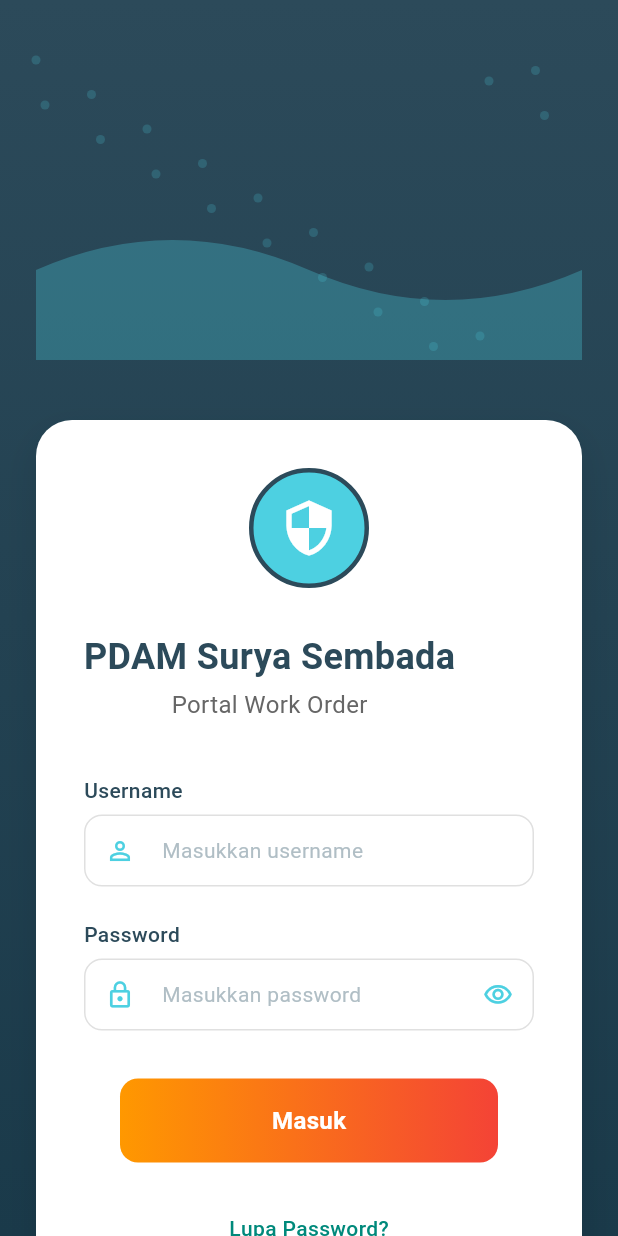
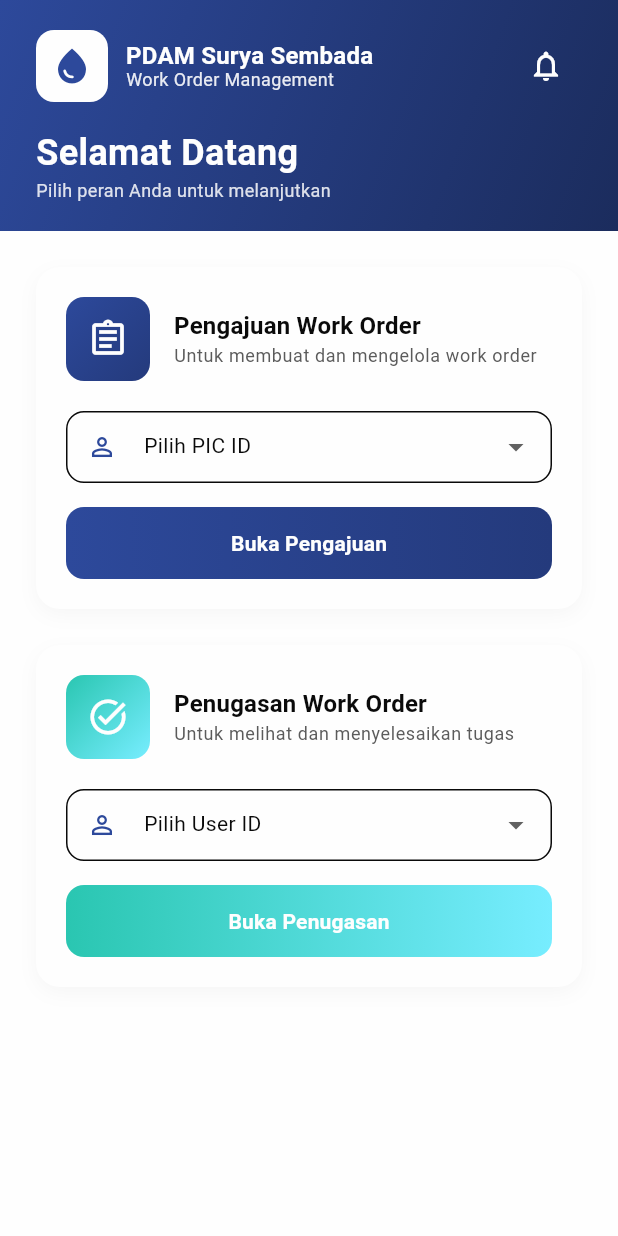
Before and after one commit to IlliyyinAkbar2002/Project-WO-Intern-PDAM-Mobile-Based, a Flutter app: the screen it shows after launch, on a phone screen of 412 x 824 dp. Run offline on Flutter 3.47's test engine with Material 3 defaults, Android fonts, the phone set to English and light mode, and no system bars; our stand-ins replace another_flushbar, dio, equatable, flutter_bloc, flutter_dotenv, geolocator and 6 more; accounts and stored records are empty.

Commit message:
Phase create landing page

```diff
--- /dev/null
+++ b/lib/feature/work_order/presentation/pages/landing_page.dart
@@ -0,0 +1,48 @@
+import 'package:flutter/material.dart';
+import 'package:mobile_intern_pdam/config/theme/app_color.dart';
+import 'package:mobile_intern_pdam/core/widget/app_state_page.dart';
+import 'package:mobile_intern_pdam/feature/work_order/presentation/pages/assignee_page/assignee_work_order_page.dart';
+import 'package:mobile_intern_pdam/feature/work_order/presentation/pages/assigner_page/assigner_work_order_page.dart';
+
+part 'widgets/_landing_page_header.dart';
+part 'widgets/_landing_page_body.dart';
+part 'widgets/_role_selector.dart';
+part 'widgets/_navigation_card.dart';
+
+class LandingPage extends StatefulWidget {
+  const LandingPage({super.key});
+
+  @override
+  State<LandingPage> createState() => _LandingPageState();
+}
+
+class _LandingPageState extends AppStatePage<LandingPage> {
+  int? _selectedPicId;
+  int? _selectedUserId;
+
+  @override
+  Widget buildPage(BuildContext context) {
+    return Scaffold(
+      backgroundColor: _colors.background[100],
+      body: SafeArea(
+        child: Column(
+          children: [
+            _LandingPageHeader(),
+            Expanded(
+              child: _LandingPageBody(
+                selectedPicId: _selectedPicId,
+                selectedUserId: _selectedUserId,
+                onPicIdChanged: (value) =>
+                    setState(() => _selectedPicId = value),
+                onUserIdChanged: (value) =>
+                    setState(() => _selectedUserId = value),
+              ),
+            ),
+          ],
+        ),
+      ),
+    );
+  }
+
+  AppColor get _colors => Theme.of(context).extension<AppColor>()!;
+}
--- a/lib/feature/work_order/presentation/pages/login.dart
+++ b/lib/feature/work_order/presentation/pages/login.dart
@@ -4,7 +4,7 @@ import 'package:flutter/services.dart';
 import 'package:mobile_intern_pdam/core/resource/data_state.dart';
 import 'package:mobile_intern_pdam/core/utils/auth_storage.dart';
 import 'package:mobile_intern_pdam/feature/work_order/data/data_source/remote/auth_remote_data_source.dart';
-import 'package:mobile_intern_pdam/feature/work_order/presentation/pages/root_page.dart';
+import 'package:mobile_intern_pdam/feature/work_order/presentation/pages/landing_page.dart';
 
 class LoginPage extends StatefulWidget {
   const LoginPage({super.key});
@@ -412,7 +412,7 @@ class _LoginPageState extends State<LoginPage> {
 
           // Navigate to main page
           Navigator.of(context).pushReplacement(
-            MaterialPageRoute(builder: (context) => const RootPage()),
+            MaterialPageRoute(builder: (context) => const LandingPage()),
           );
         } else if (result is DataFailed) {
           // Handle login failure
--- /dev/null
+++ b/lib/feature/work_order/presentation/pages/widgets/_landing_page_body.dart
@@ -0,0 +1,90 @@
+part of '../landing_page.dart';
+
+class _LandingPageBody extends StatelessWidget {
+  final int? selectedPicId;
+  final int? selectedUserId;
+  final ValueChanged<int?> onPicIdChanged;
+  final ValueChanged<int?> onUserIdChanged;
+
+  const _LandingPageBody({
+    required this.selectedPicId,
+    required this.selectedUserId,
+    required this.onPicIdChanged,
+    required this.onUserIdChanged,
+  });
+
+  @override
+  Widget build(BuildContext context) {
+    final colors = Theme.of(context).extension<AppColor>()!;
+
+    return SingleChildScrollView(
+      padding: const EdgeInsets.all(24),
+      child: Column(
+        crossAxisAlignment: CrossAxisAlignment.start,
+        children: [
+          _RoleSelector(
+            title: 'Pengajuan Work Order',
+            description: 'Untuk membuat dan mengelola work order',
+            icon: Icons.assignment_outlined,
+            selectedId: selectedPicId,
+            idList: [1, 2, 3],
+            onIdChanged: onPicIdChanged,
+            dropdownLabel: 'Pilih PIC ID',
+            buttonLabel: 'Buka Pengajuan',
+            gradientColors: [colors.primary[500]!, colors.primary[600]!],
+            onNavigate: () {
+              if (selectedPicId == null) {
+                ScaffoldMessenger.of(context).showSnackBar(
+                  SnackBar(
+                    content: const Text('Silakan pilih PIC ID terlebih dahulu'),
+                    backgroundColor: colors.warning,
+                  ),
+                );
+                return;
+              }
+              Navigator.push(
+                context,
+                MaterialPageRoute(
+                  builder: (context) =>
+                      AssignerWorkOrderPage(picId: selectedPicId!),
+                ),
+              );
+            },
+          ),
+          const SizedBox(height: 24),
+          _RoleSelector(
+            title: 'Penugasan Work Order',
+            description: 'Untuk melihat dan menyelesaikan tugas',
+            icon: Icons.task_alt_outlined,
+            selectedId: selectedUserId,
+            idList: [1, 2, 3, 4, 5, 6, 7, 8, 9, 10],
+            onIdChanged: onUserIdChanged,
+            dropdownLabel: 'Pilih User ID',
+            buttonLabel: 'Buka Penugasan',
+            gradientColors: [colors.status[7]!, colors.status[8]!],
+            onNavigate: () {
+              if (selectedUserId == null) {
+                ScaffoldMessenger.of(context).showSnackBar(
+                  SnackBar(
+                    content: const Text(
+                      'Silakan pilih User ID terlebih dahulu',
+                    ),
+                    backgroundColor: colors.warning,
+                  ),
+                );
+                return;
+              }
+              Navigator.push(
+                context,
+                MaterialPageRoute(
+                  builder: (context) =>
+                      AssigneeWorkOrderPage(userId: selectedUserId!),
+                ),
+              );
+            },
+          ),
+        ],
+      ),
+    );
+  }
+}
--- /dev/null
+++ b/lib/feature/work_order/presentation/pages/widgets/_landing_page_header.dart
@@ -0,0 +1,89 @@
+part of '../landing_page.dart';
+
+class _LandingPageHeader extends StatelessWidget {
+  const _LandingPageHeader();
+
+  @override
+  Widget build(BuildContext context) {
+    final colors = Theme.of(context).extension<AppColor>()!;
+    final textTheme = Theme.of(context).textTheme;
+
+    return Container(
+      width: double.infinity,
+      padding: const EdgeInsets.symmetric(horizontal: 24, vertical: 20),
+      decoration: BoxDecoration(
+        gradient: LinearGradient(
+          begin: Alignment.topLeft,
+          end: Alignment.bottomRight,
+          colors: [colors.primary[500]!, colors.primary[700]!],
+        ),
+      ),
+      child: Column(
+        crossAxisAlignment: CrossAxisAlignment.start,
+        children: [
+          Row(
+            children: [
+              Container(
+                width: 48,
+                height: 48,
+                decoration: BoxDecoration(
+                  color: colors.background[100],
+                  borderRadius: BorderRadius.circular(12),
+                ),
+                child: Icon(
+                  Icons.water_drop,
+                  color: colors.primary[500],
+                  size: 28,
+                ),
+              ),
+              const SizedBox(width: 12),
+              Expanded(
+                child: Column(
+                  crossAxisAlignment: CrossAxisAlignment.start,
+                  children: [
+                    Text(
+                      'PDAM Surya Sembada',
+                      style: textTheme.titleLarge?.copyWith(
+                        color: colors.background[100],
+                        fontWeight: FontWeight.bold,
+                      ),
+                    ),
+                    Text(
+                      'Work Order Management',
+                      style: textTheme.bodyMedium?.copyWith(
+                        color: colors.background[100]!.withOpacity(0.9),
+                      ),
+                    ),
+                  ],
+                ),
+              ),
+              IconButton(
+                onPressed: () {},
+                icon: Icon(
+                  Icons.notifications_outlined,
+                  color: colors.background[100],
+                ),
+              ),
+            ],
+          ),
+          const SizedBox(height: 20),
+          Text(
+            'Selamat Datang',
+            style: textTheme.headlineLarge?.copyWith(
+              color: colors.background[100],
+              fontWeight: FontWeight.bold,
+              fontSize: 24,
+            ),
+          ),
+          const SizedBox(height: 4),
+          Text(
+            'Pilih peran Anda untuk melanjutkan',
+            style: textTheme.bodyMedium?.copyWith(
+              color: colors.background[100]!.withOpacity(0.85),
+            ),
+          ),
+        ],
+      ),
+    );
+  }
+}
--- /dev/null
+++ b/lib/feature/work_order/presentation/pages/widgets/_navigation_card.dart
@@ -0,0 +1,68 @@
+part of '../landing_page.dart';
+
+/// Navigation card widget for homepage shortcuts
+class _NavigationCard extends StatelessWidget {
+  final String title;
+  final String subtitle;
+  final IconData icon;
+  final List<Color> gradientColors;
+  final VoidCallback onTap;
+
+  const _NavigationCard({
+    required this.title,
+    required this.subtitle,
+    required this.icon,
+    required this.gradientColors,
+    required this.onTap,
+  });
+
+  @override
+  Widget build(BuildContext context) {
+    final colors = Theme.of(context).extension<AppColor>()!;
+    final textTheme = Theme.of(context).textTheme;
+
+    return InkWell(
+      onTap: onTap,
+      borderRadius: BorderRadius.circular(16),
+      child: Container(
+        padding: const EdgeInsets.all(20),
+        decoration: BoxDecoration(
+          gradient: LinearGradient(
+            begin: Alignment.topLeft,
+            end: Alignment.bottomRight,
+            colors: gradientColors,
+          ),
+          borderRadius: BorderRadius.circular(16),
+          boxShadow: [
+            BoxShadow(
+              color: gradientColors.first.withOpacity(0.3),
+              blurRadius: 8,
+              offset: const Offset(0, 4),
+            ),
+          ],
+        ),
+        child: Column(
+          crossAxisAlignment: CrossAxisAlignment.start,
+          children: [
+            Icon(icon, color: colors.background[100], size: 32),
+            const SizedBox(height: 16),
+            Text(
+              title,
+              style: textTheme.titleLarge?.copyWith(
+                color: colors.background[100],
+                fontWeight: FontWeight.bold,
+              ),
+            ),
+            const SizedBox(height: 4),
+            Text(
+              subtitle,
+              style: textTheme.bodySmall?.copyWith(
+                color: colors.background[100]!.withOpacity(0.9),
+              ),
+            ),
+          ],
+        ),
+      ),
+    );
+  }
+}
--- /dev/null
+++ b/lib/feature/work_order/presentation/pages/widgets/_role_selector.dart
@@ -0,0 +1,142 @@
+part of '../landing_page.dart';
+
+class _RoleSelector extends StatelessWidget {
+  final String title;
+  final String description;
+  final IconData icon;
+  final int? selectedId;
+  final List<int> idList;
+  final ValueChanged<int?> onIdChanged;
+  final String dropdownLabel;
+  final String buttonLabel;
+  final List<Color> gradientColors;
+  final VoidCallback onNavigate;
+
+  const _RoleSelector({
+    required this.title,
+    required this.description,
+    required this.icon,
+    required this.selectedId,
+    required this.idList,
+    required this.onIdChanged,
+    required this.dropdownLabel,
+    required this.buttonLabel,
+    required this.gradientColors,
+    required this.onNavigate,
+  });
+
+  @override
+  Widget build(BuildContext context) {
+    final colors = Theme.of(context).extension<AppColor>()!;
+    final textTheme = Theme.of(context).textTheme;
+
+    return Container(
+      padding: const EdgeInsets.all(20),
+      decoration: BoxDecoration(
+        color: colors.background[100],
+        borderRadius: BorderRadius.circular(16),
+        boxShadow: [
+          BoxShadow(
+            color: colors.foreground[200]!.withOpacity(0.1),
+            blurRadius: 10,
+            offset: const Offset(0, 4),
+          ),
+        ],
+      ),
+      child: Column(
+        crossAxisAlignment: CrossAxisAlignment.start,
+        children: [
+          Row(
+            children: [
+              Container(
+                width: 56,
+                height: 56,
+                decoration: BoxDecoration(
+                  gradient: LinearGradient(
+                    begin: Alignment.topLeft,
+                    end: Alignment.bottomRight,
+                    colors: gradientColors,
+                  ),
+                  borderRadius: BorderRadius.circular(12),
+                ),
+                child: Icon(icon, color: colors.background[100], size: 28),
+              ),
+              const SizedBox(width: 16),
+              Expanded(
+                child: Column(
+                  crossAxisAlignment: CrossAxisAlignment.start,
+                  children: [
+                    Text(
+                      title,
+                      style: textTheme.titleLarge?.copyWith(
+                        fontWeight: FontWeight.bold,
+                        color: colors.foreground[900],
+                      ),
+                    ),
+                    const SizedBox(height: 4),
+                    Text(
+                      description,
+                      style: textTheme.bodySmall?.copyWith(
+                        color: colors.foreground[400],
+                      ),
+                    ),
+                  ],
+                ),
+              ),
+            ],
+          ),
+          const SizedBox(height: 20),
+          DropdownButtonFormField<int>(
+            value: selectedId,
+            decoration: InputDecoration(
+              labelText: dropdownLabel,
+              prefixIcon: Icon(
+                Icons.person_outline,
+                color: colors.primary[500],
+                size: 20,
+              ),
+            ),
+            items: idList
+                .map(
+                  (id) => DropdownMenuItem(value: id, child: Text('ID: $id')),
+                )
+                .toList(),
+            onChanged: onIdChanged,
+          ),
+          const SizedBox(height: 16),
+          SizedBox(
+            width: double.infinity,
+            height: 48,
+            child: ElevatedButton(
+              onPressed: onNavigate,
+              style: ElevatedButton.styleFrom(
+                backgroundColor: Colors.transparent,
+                shadowColor: Colors.transparent,
+                padding: EdgeInsets.zero,
+                shape: RoundedRectangleBorder(
+                  borderRadius: BorderRadius.circular(12),
+                ),
+              ),
+              child: Ink(
+                decoration: BoxDecoration(
+                  gradient: LinearGradient(colors: gradientColors),
+                  borderRadius: BorderRadius.circular(12),
+                ),
+                child: Container(
+                  alignment: Alignment.center,
+                  child: Text(
+                    buttonLabel,
+                    style: textTheme.titleMedium?.copyWith(
+                      color: colors.background[100],
+                      fontWeight: FontWeight.bold,
+                    ),
+                  ),
+                ),
+              ),
+            ),
+          ),
+        ],
+      ),
+    );
+  }
+}
--- a/lib/main.dart
+++ b/lib/main.dart
@@ -7,6 +7,7 @@ import 'package:mobile_intern_pdam/core/utils/app_snackbar.dart';
 import 'package:mobile_intern_pdam/core/utils/auth_storage.dart';
 import 'package:mobile_intern_pdam/core/widget/app_state_page.dart';
 import 'package:mobile_intern_pdam/feature/work_order/presentation/bloc/work_order_bloc.dart';
+import 'package:mobile_intern_pdam/feature/work_order/presentation/pages/landing_page.dart';
 import 'package:mobile_intern_pdam/feature/work_order/presentation/pages/login.dart';
 // import 'package:mobile_intern_pdam/feature/work_order/presentation/pages/assignee_page/assignee_work_order_detail_page.dart';
 // import 'package:mobile_intern_pdam/feature/work_order/presentation/pages/detail_work_order_page.dart';
@@ -47,7 +48,7 @@ class _AppState extends AppStatePage<App> {
       child: MaterialApp(
         theme: ThemeManager.theme,
         // home: const LoginPage(),
-        home: const LoginPage(),
+        home: const LandingPage(),
         debugShowCheckedModeBanner: false,
         themeMode: ThemeMode.light,
       ),
```
